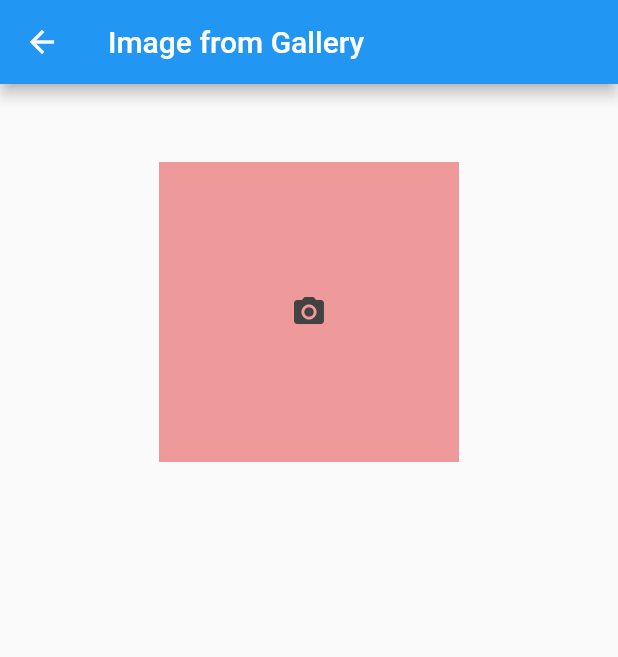
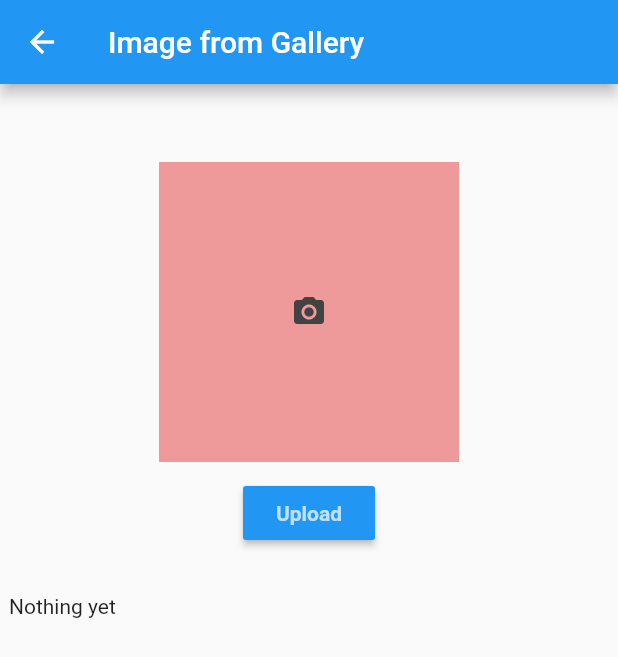
Before and after one commit to edcsu/image_app, a Flutter app: the screen it shows after launch, after a tap on "Pick Image from Gallery", on a phone screen of 412 x 824 dp. Shown: the top 657 px of the screen. Run offline on Flutter 3.47's test engine with Material 2 defaults, Android fonts, the phone set to English and light mode, and no system bars; our stand-ins replace image_picker; missing offline and left inert: image_picker_for_web.

Commit message:
feat  add upload of file feature

```diff
--- /dev/null
+++ b/lib/Models/file_metadata.dart
@@ -0,0 +1,45 @@
+// To parse this JSON data, do
+//
+//     final fileMetadata = fileMetadataFromMap(jsonString);
+
+import 'dart:convert';
+
+class FileMetadata {
+  FileMetadata({
+    this.name,
+    this.type,
+    this.size,
+  });
+
+  String? name;
+  String? type;
+  int? size;
+
+  FileMetadata copyWith({
+    String? name,
+    String? type,
+    int? size,
+  }) =>
+      FileMetadata(
+        name: name,
+        type: type,
+        size: size,
+      );
+
+  factory FileMetadata.fromJson(String str) =>
+      FileMetadata.fromMap(json.decode(str));
+
+  String toJson() => json.encode(toMap());
+
+  factory FileMetadata.fromMap(Map<String, dynamic> json) => FileMetadata(
+        name: json["name"],
+        type: json["type"],
+        size: json["size"],
+      );
+
+  Map<String, dynamic> toMap() => {
+        "name": name,
+        "type": type,
+        "size": size,
+      };
+}
--- a/lib/Screens/ImageFromGalleryEx/body.dart
+++ b/lib/Screens/ImageFromGalleryEx/body.dart
@@ -2,8 +2,11 @@ import 'dart:io';
 
 import 'package:flutter/material.dart';
 import 'package:flutter/widgets.dart';
+import 'package:image_app/Models/file_metadata.dart';
 import 'package:image_app/Screens/Home/body.dart';
 import 'package:image_picker/image_picker.dart';
+
+import 'package:http/http.dart' as http;
 
 class ImageFromGalleryEx extends StatefulWidget {
   final type;
@@ -15,7 +18,10 @@ class ImageFromGalleryEx extends StatefulWidget {
 
 class ImageFromGalleryExState extends State<ImageFromGalleryEx> {
   var _image;
+  var _imagePath;
   var imagePicker;
+  var resultData;
+  FileMetadata? _fileMetadata;
   var type;
 
   ImageFromGalleryExState(this.type);
@@ -51,6 +57,7 @@ class ImageFromGalleryExState extends State<ImageFromGalleryEx> {
                 setState(() {
                   if (image != null) {
                     _image = File(image.path);
+                    _imagePath = image.path;
                   }
                 });
               },
@@ -76,9 +83,123 @@ class ImageFromGalleryExState extends State<ImageFromGalleryEx> {
                       ),
               ),
             ),
-          )
+          ),
+          const SizedBox(
+            height: 10,
+          ),
+          MaterialButton(
+            color: Colors.blue,
+            child: const Text(
+              "Upload",
+              style:
+                  TextStyle(color: Colors.white70, fontWeight: FontWeight.bold),
+            ),
+            onPressed: () async {
+              if (_imagePath != null) {
+                var response = await uploadImage(_imagePath);
+                setState(() {
+                  resultData = response;
+                  _fileMetadata = FileMetadata.fromJson(response);
+                });
+              }
+            },
+          ),
+          const SizedBox(
+            height: 30,
+          ),
+          SizedBox(
+            width: 400,
+            height: 200,
+            // decoration: BoxDecoration(color: Colors.red[200]),
+            // decoration: BoxDecoration(color: Colors.red[200]),
+            child: _fileMetadata == null
+                ? const Text("Nothing yet")
+                : SizedBox(
+                    // decoration: BoxDecoration(color: Colors.red[200]),
+                    width: 300,
+                    // height: 300,
+                    child: ListView(
+                      shrinkWrap: true,
+                      padding: const EdgeInsets.all(15.0),
+                      children: <Widget>[
+                        const Text(
+                          "Files details",
+                          textAlign: TextAlign.center,
+                          style: TextStyle(
+                            fontSize: 30,
+                            fontWeight: FontWeight.bold,
+                          ),
+                        ),
+                        Row(
+                          children: [
+                            const Text(
+                              "Name: ",
+                              style: TextStyle(fontWeight: FontWeight.bold),
+                            ),
+                            Text(
+                              _fileMetadata!.name!.substring(1, 40),
+                              overflow: TextOverflow.ellipsis,
+                              softWrap: true,
+                            ),
+                          ],
+                        ),
+                        const SizedBox(
+                          height: 5,
+                        ),
+                        Row(
+                          children: [
+                            const Text(
+                              "Size: ",
+                              style: TextStyle(fontWeight: FontWeight.bold),
+                            ),
+                            Text("${_fileMetadata!.size}"),
+                          ],
+                        ),
+                        const SizedBox(
+                          height: 5,
+                        ),
+                        Row(
+                          children: [
+                            const Text(
+                              "Type: ",
+                              style: TextStyle(fontWeight: FontWeight.bold),
+                            ),
+                            Text("${_fileMetadata!.type}"),
+                          ],
+                        ),
+                      ],
+                    )),
+          ),
         ],
       ),
     );
   }
 }
+
+Future<String> uploadImage(String filePath) async {
+  var request = http.MultipartRequest(
+      "POST",
+      Uri.parse(
+          "https://keith-filemetadata-api.herokuapp.com/api/fileanalyse"));
+
+  // request.fields['title'] = "dummyImage";
+
+  var picture = await http.MultipartFile.fromPath('upfile', filePath);
+
+  request.files.add(picture);
+
+  var response = await request.send();
+
+  if (response.statusCode == 200) {
+    var responseData = await response.stream.toBytes();
+
+    var result = String.fromCharCodes(responseData);
+
+    print(result);
+
+    return result;
+  } else {
+    print('Request failed with status: ${response.statusCode}.');
+    return "Failed to upload file";
+  }
+}
--- a/pubspec.yaml
+++ b/pubspec.yaml
@@ -35,6 +35,7 @@ dependencies:
   # Use with the CupertinoIcons class for iOS style icons.
   cupertino_icons: ^1.0.2
   image_picker: ^0.8.4+8
+  http: ^0.13.4
 
 dev_dependencies:
   flutter_test:
```
Also changed, not shown: 3 other files.
